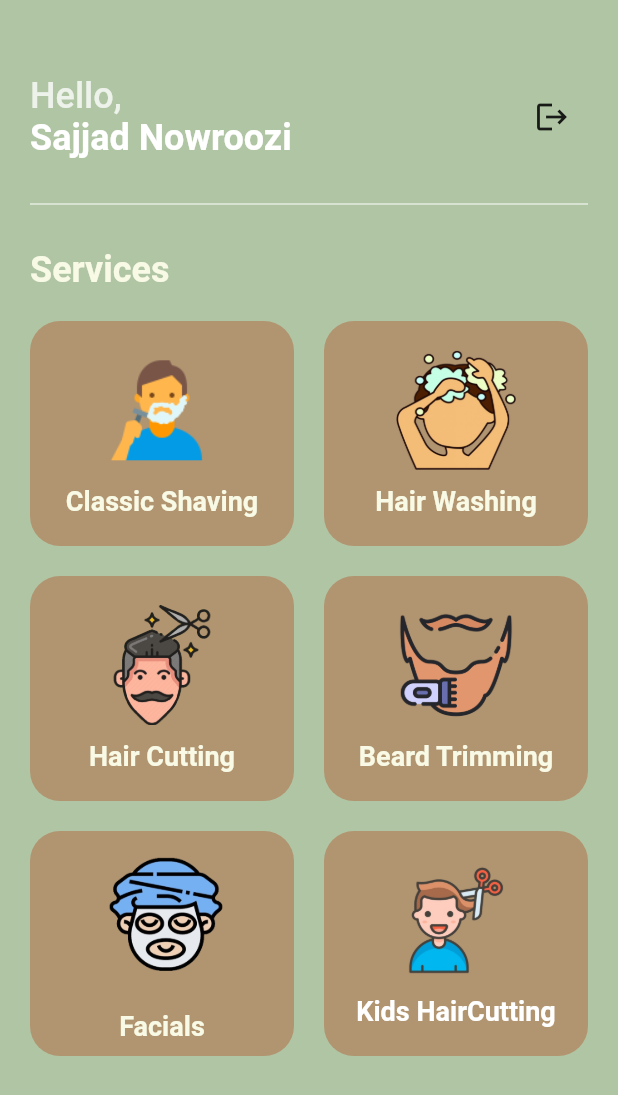
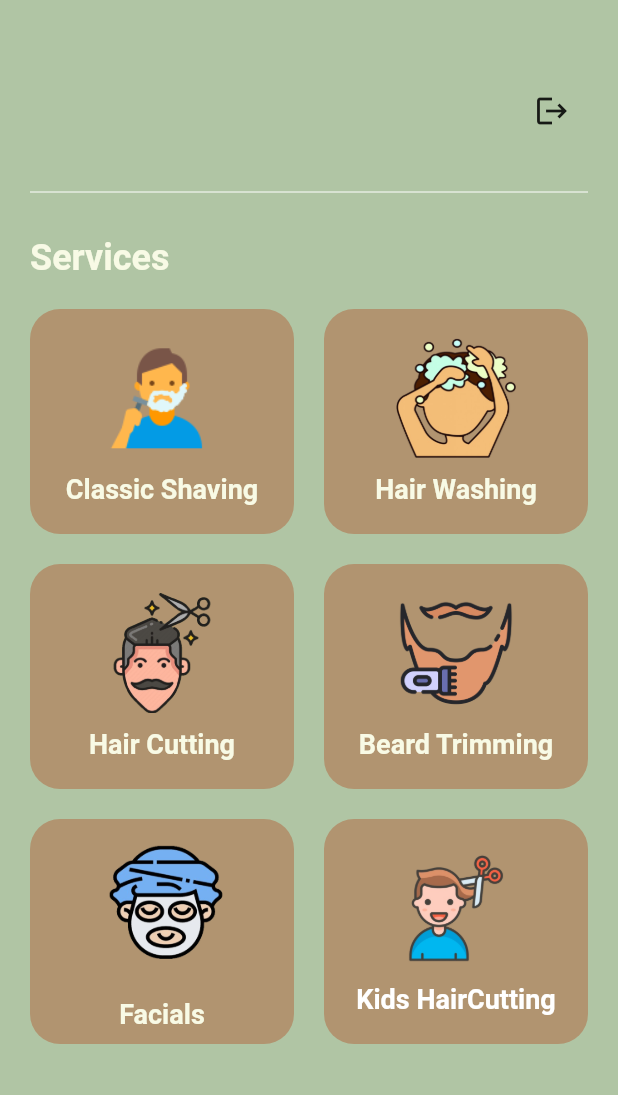
Before and after one commit to sajadnowroozi2003/BarberBookingApp, a Flutter app: the screen it shows once a user with an empty profile is signed in, after a tap on "Get a Stylish Haircut", on a phone screen of 412 x 824 dp. Shown: the top 1095 px of the screen. Run offline on Flutter 3.47's test engine with Material 2 defaults, Android fonts, the light colour scheme and no system bars; our stand-ins replace email_validator, firebase_auth, firebase_core, modal_progress_hud_nsn; accounts and stored records are empty.

Commit message:
all checked 100%

```diff
--- a/lib/pages/home.dart
+++ b/lib/pages/home.dart
@@ -11,8 +11,6 @@ class Home extends StatefulWidget {
 }
 
 class _HomeState extends State<Home> {
-
-
   @override
   Widget build(BuildContext context) {
     return Scaffold(
@@ -26,20 +24,20 @@ class _HomeState extends State<Home> {
               Column(
                 crossAxisAlignment: CrossAxisAlignment.start,
                 children: [
-                  Text(
-                    "Hello,",
-                    style: TextStyle(
-                        color: Color.fromARGB(197, 255, 255, 255),
-                        fontSize: 24.0,
-                        fontWeight: FontWeight.w500),
-                  ),
-                  Text(
-                    "Sajjad Nowroozi",
-                    style: TextStyle(
-                        color: Colors.white,
-                        fontSize: 24.0,
-                        fontWeight: FontWeight.bold),
-                  ),
+                  // Text(
+                  //   "Hello,",
+                  //   style: TextStyle(
+                  //       color: Color.fromARGB(197, 255, 255, 255),
+                  //       fontSize: 24.0,
+                  //       fontWeight: FontWeight.w500),
+                  // ),
+                  // Text(
+                  //   "Sajjad Nowroozi",
+                  //   style: TextStyle(
+                  //       color: Colors.white,
+                  //       fontSize: 24.0,
+                  //       fontWeight: FontWeight.bold),
+                  // ),
                 ],
               ),
               IconButton(
--- a/lib/pages/onboarding.dart
+++ b/lib/pages/onboarding.dart
@@ -1,4 +1,5 @@
 import 'package:barbershope/constans.dart';
+import 'package:barbershope/pages/booking.dart';
 import 'package:flutter/material.dart';
 
 import 'home.dart';
@@ -20,7 +21,7 @@ class _OnboeardingState extends State<Onboearding>
     super.initState();
     controller = AnimationController(
       vsync: this,
-      duration: const Duration(seconds: 2),
+      duration: const Duration(seconds: 3),
     );
     controller?.forward();
   }
--- a/lib/pages/signup.dart
+++ b/lib/pages/signup.dart
@@ -2,7 +2,7 @@ import 'package:barbershope/constans.dart';
 import 'package:barbershope/pages/login.dart';
 import 'package:barbershope/services/auth_service.dart';
 import 'package:email_validator/email_validator.dart';
-
+import 'package:firebase_auth/firebase_auth.dart';
 import 'package:flutter/material.dart';
 import 'package:modal_progress_hud_nsn/modal_progress_hud_nsn.dart';
 import 'home.dart';
```
